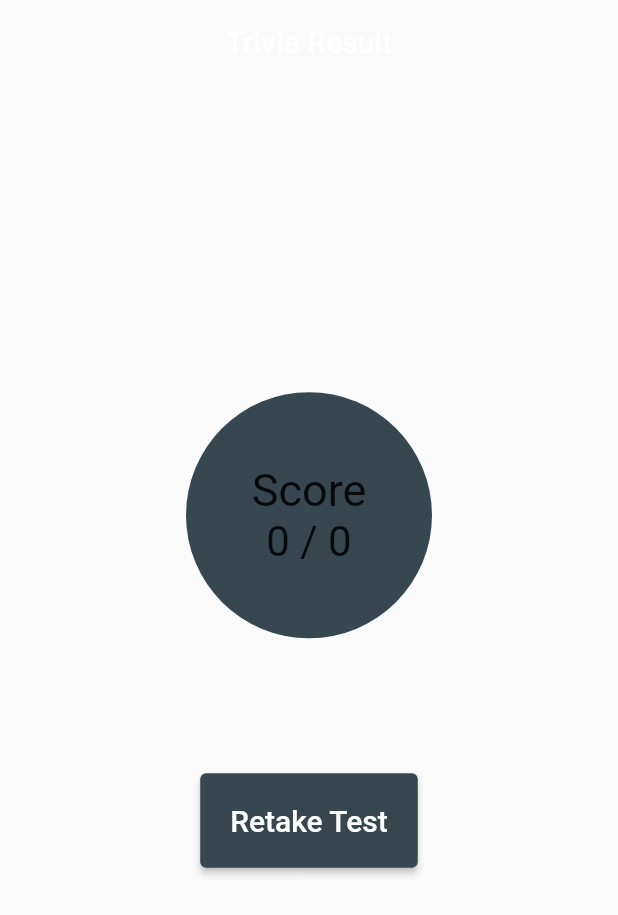
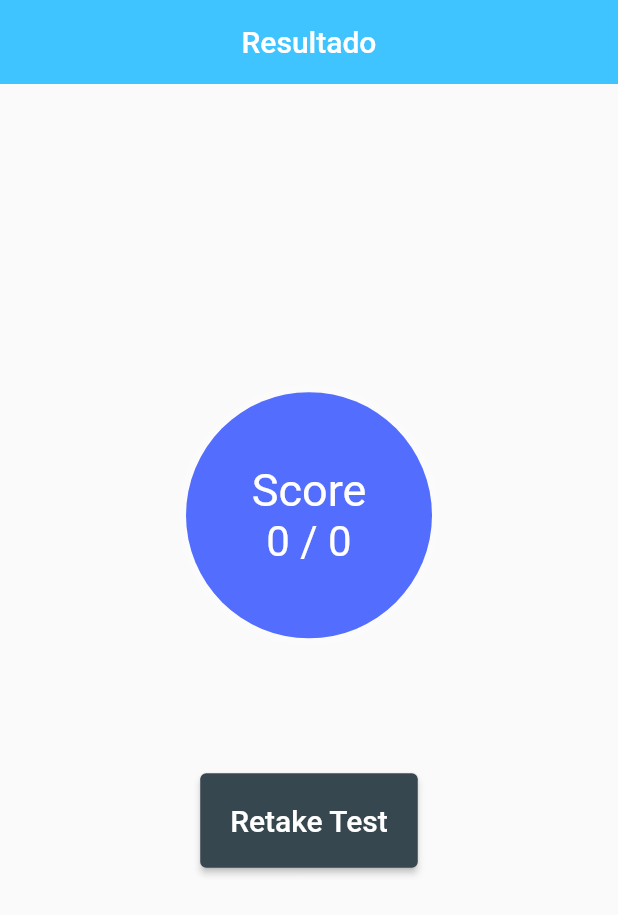
Before and after one commit to EdgarChamorro19/ProyectoSistemasDistribuidos, a Flutter app: the Puntuacion screen opened directly with empty values, on a phone screen of 412 x 824 dp. Shown: the top 915 px of the screen. Run offline on Flutter 3.47's test engine with Material 2 defaults, Android fonts, the phone set to English and light mode, and no system bars; missing offline and left inert: translator.

Commit message:
Actualizado 4/9/2022

```diff
--- a/lib/Api/ApiTrivia.dart
+++ b/lib/Api/ApiTrivia.dart
@@ -3,6 +3,7 @@ import 'dart:convert';
 import 'package:trivia_app/Model/Preguntas.dart';
 import 'package:http/http.dart' as http;
 import 'package:trivia_app/Model/Preguntas.dart';
+import 'package:translator/translator.dart';
 
 class ApiTrivia {
   Future<List<Results>?> getStates() async {
--- a/lib/Model/Preguntas.dart
+++ b/lib/Model/Preguntas.dart
@@ -1,3 +1,5 @@
+import 'package:translator/translator.dart';
+
 class Results {
   String? question;
   String? correct_answer;
--- a/lib/Opciones.dart
+++ b/lib/Opciones.dart
@@ -45,9 +45,9 @@ class _OpcionesState extends State<Opciones> {
             elevation: 2,
             margin: EdgeInsets.symmetric(vertical: 6),
             child: CheckboxListTile(
-              checkColor: Colors.white,
-              activeColor: Colors.cyan,
-              selectedTileColor: Colors.white,
+              checkColor: Colors.black,
+              activeColor: Colors.white,
+              selectedTileColor: Colors.lightGreenAccent[700],
               selected: selectedIndex == position,
               title: Text(
                   '${widget.wrongRightList[widget.index].elementAt(position)}'),
--- a/lib/Pagina2.dart
+++ b/lib/Pagina2.dart
@@ -23,9 +23,10 @@ class _SecondPageState extends State<SecondPage> {
   Widget build(BuildContext context) {
     return Scaffold(
       appBar: AppBar(
+        backgroundColor: Colors.lightBlueAccent,
         elevation: 0.0,
         centerTitle: true,
-        title: const Text('Trivia questions'),
+        title: const Text('Preguntas',style: TextStyle( color: Colors.white,fontWeight: FontWeight.bold)),
       ),
       body: _futureWidget(),
     );
--- a/lib/Puntuacion.dart
+++ b/lib/Puntuacion.dart
@@ -35,10 +35,10 @@ class _PuntuacionState extends State<Puntuacion> {
 
     return Scaffold(
         appBar: AppBar(
+          backgroundColor: Colors.lightBlueAccent,
           elevation: 0.0,
-          backgroundColor: Colors.transparent,
           centerTitle: true,
-          title: Text('Trivia Result'),
+          title: Text('Resultado'),
         ),
         body: Column(
           mainAxisAlignment: MainAxisAlignment.center,
@@ -47,7 +47,7 @@ class _PuntuacionState extends State<Puntuacion> {
               padding: EdgeInsets.all(48),
               decoration: BoxDecoration(
                   shape: BoxShape.circle,
-                  color: Colors.blueGrey[800],
+                  color: Colors.indigoAccent,
                   boxShadow: [
                     BoxShadow(
                       color: Colors.white.withAlpha(60),
@@ -59,15 +59,13 @@ class _PuntuacionState extends State<Puntuacion> {
                 crossAxisAlignment: CrossAxisAlignment.center,
                 children: [
                   Center(
-                    child: Text(
-                      "Score",
-                      style: TextStyle(fontSize: 30),
+                    child: Text("Score",
+                      style: TextStyle(fontSize: 30, color: Colors.white),
                     ),
                   ),
                   Center(
-                    child: Text(
-                      '${count} / ${total}',
-                      style: TextStyle(fontSize: 28),
+                    child: Text('${count} / ${total}',
+                      style: TextStyle(fontSize: 28, color: Colors.white),
                     ),
                   ),
                 ],
--- a/pubspec.yaml
+++ b/pubspec.yaml
@@ -34,13 +34,13 @@ dependencies:
   # The following adds the Cupertino Icons font to your application.
   # Use with the CupertinoIcons class for iOS style icons.
   cupertino_icons: ^1.0.2
+  translator: ^0.1.7
 
 dev_dependencies:
   flutter_test:
     sdk: flutter
 
   http: ^0.13.4
-  google_fonts: ^2.1.0
 
   # The "flutter_lints" package below contains a set of recommended lints to
   # encourage good coding practices. The lint set provided by the package is
```
Also changed, not shown: lib/VerPreguntas.dart (+26 -12 lines), pubspec.lock.
